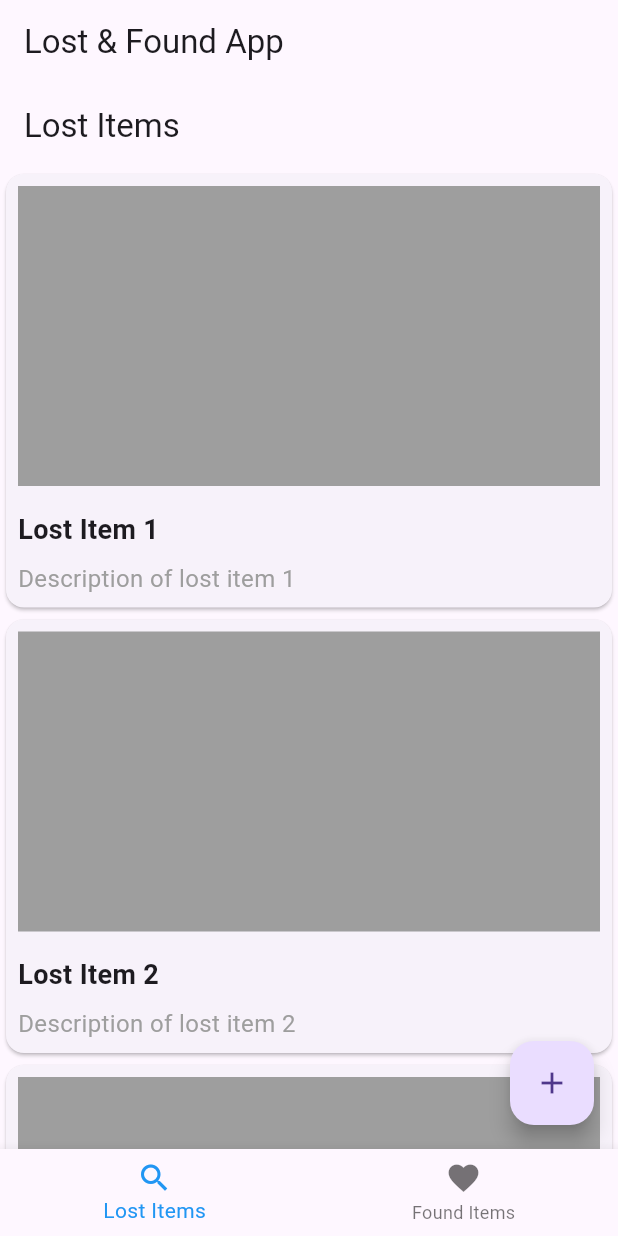
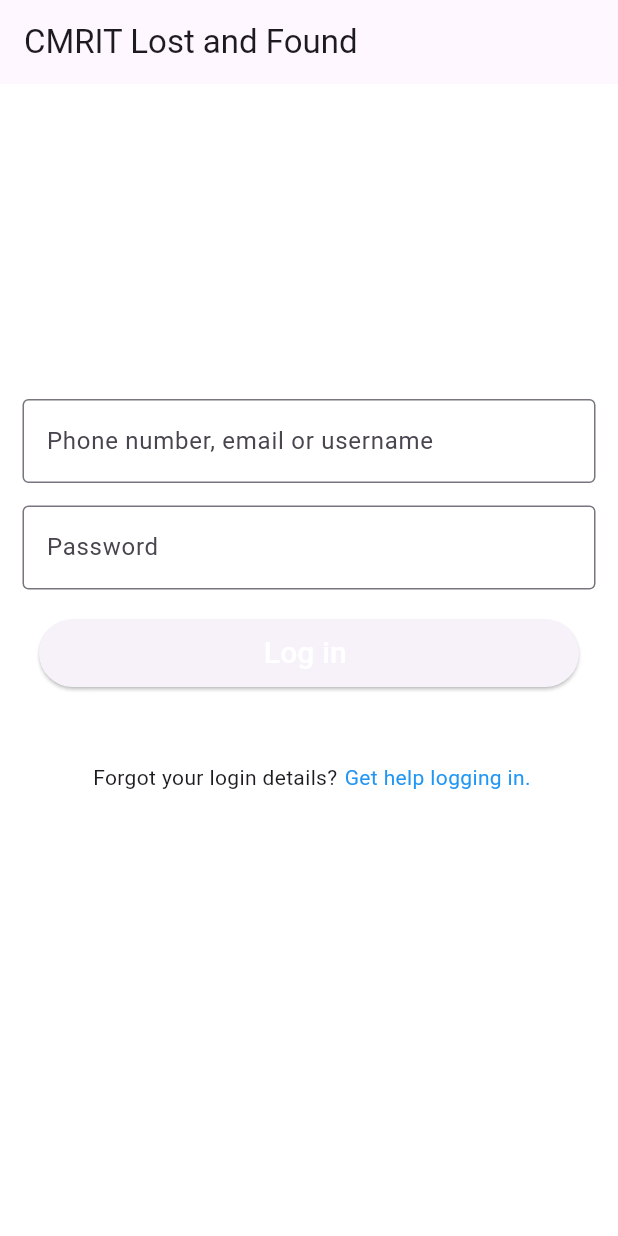
Before and after one commit to Shiva7ganesh/TraceHub, a Flutter app: the screen it shows after launch, on a phone screen of 412 x 824 dp. Run offline on Flutter 3.47's test engine with Material 3 defaults, Android fonts, the phone set to English and light mode, and no system bars.

Commit message:
Added login page

```diff
--- /dev/null
+++ b/lib/log_in.dart
@@ -0,0 +1,119 @@
+import 'package:flutter/material.dart';
+import 'MyHomePage.dart';
+import 'log_in.dart';
+
+void main() {
+  runApp(MyApp());
+}
+
+class MyApp extends StatelessWidget {
+  @override
+  Widget build(BuildContext context) {
+    return MaterialApp(
+      debugShowCheckedModeBanner: false,
+      home: LoginDemo(),
+    );
+  }
+}
+
+class LoginDemo extends StatefulWidget {
+  @override
+  _LoginDemoState createState() => _LoginDemoState();
+}
+
+class _LoginDemoState extends State<LoginDemo> {
+  @override
+  Widget build(BuildContext context) {
+    return Scaffold(
+      backgroundColor: Colors.white,
+      appBar: AppBar(
+        title: Text("CMRIT Lost and Found"),
+      ),
+      body: SingleChildScrollView(
+        child: Column(
+          children: <Widget>[
+            Padding(
+              padding: const EdgeInsets.only(top: 110.0),
+              child: Center(
+                child: Container(
+                    width: 200,
+                    height: 100,
+                    /*decoration: BoxDecoration(
+						color: Colors.red,
+						borderRadius: BorderRadius.circular(50.0)),*/
+                    ),
+              ),
+            ),
+            Padding(
+              //padding: const EdgeInsets.only(left:15.0,right: 15.0,top:0,bottom: 0),
+              padding: EdgeInsets.symmetric(horizontal: 15),
+              child: TextField(
+                decoration: InputDecoration(
+                    border: OutlineInputBorder(),
+                    labelText: 'Phone number, email or username',
+                    hintText: 'Enter valid email id as abc@gmail.com'),
+              ),
+            ),
+            Padding(
+              padding: const EdgeInsets.only(
+                  left: 15.0, right: 15.0, top: 15, bottom: 0),
+              //padding: EdgeInsets.symmetric(horizontal: 15),
+              child: TextField(
+
+                obscureText: true,
+                decoration: InputDecoration(
+                    border: OutlineInputBorder(),
+                    labelText: 'Password',
+                    hintText: 'Enter secure password'),
+              ),
+            ),
+
+            SizedBox(
+              height: 65,
+              width: 360,
+              child: Container(
+                child: Padding(
+                  padding: const EdgeInsets.only(top: 20.0),
+                  child: ElevatedButton(
+                    child: Text( 'Log in ', style: TextStyle(color: Colors.white, fontSize: 20),
+                    ),
+                    onPressed: (){
+                      print('Successfully log in ');
+                    },
+
+                  ),
+                ),
+              ),
+            ),
+
+            SizedBox(
+              height: 50,
+            ),
+            Container(
+                child: Center(
+                  child: Row(
+                    children: [
+
+                      Padding(
+                        padding: const EdgeInsets.only(left: 62),
+                        child: Text('Forgot your login details? '),
+                      ),
+
+                      Padding(
+                        padding: const EdgeInsets.only(left:1.0),
+                        child: InkWell(
+                            onTap: (){
+                              print('hello');
+                            },
+                            child: Text('Get help logging in.', style: TextStyle(fontSize: 14, color: Colors.blue),)),
+                      )
+                    ],
+                  ),
+                )
+            )
+          ],
+        ),
+      ),
+    );
+  }
+}
--- a/lib/main.dart
+++ b/lib/main.dart
@@ -1,5 +1,6 @@
 import 'package:flutter/material.dart';
-import 'package:lostandfound/MyHomePage.dart'; // Import your HomePage widget here
+import 'package:lostandfound/MyHomePage.dart';
+import 'package:lostandfound/log_in.dart'; // Import your HomePage widget here
 
 void main() {
   runApp(MyApp());
@@ -13,7 +14,7 @@ class MyApp extends StatelessWidget {
       theme: ThemeData(
         primarySwatch: Colors.blue,
       ),
-      home: MyHomePage(), // Set your HomePage as the home screen
+      home: LoginDemo(), // Set your HomePage as the home screen
     );
   }
 }
```
Also changed, not shown: pubspec.lock.
